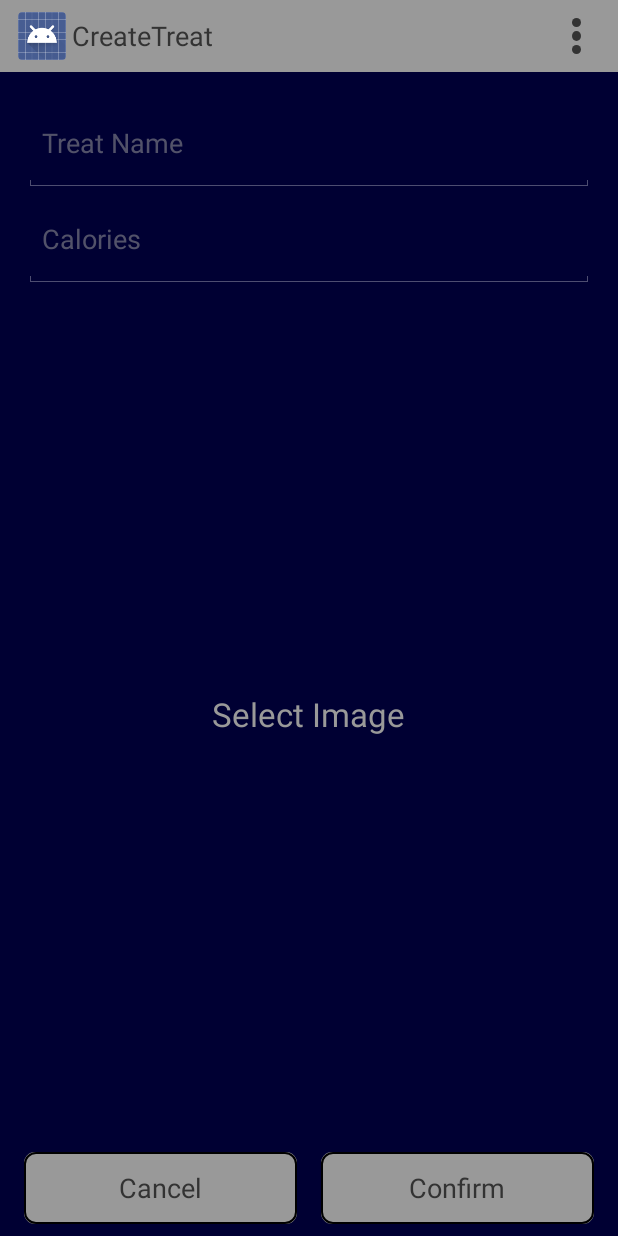
After one commit to MadAd360/FitnessTracker, an Android app: the CreateTreat screen opened directly, with no data from a screen before it, on a phone screen of 412 x 824 dp. The commit adds this screen. Run offline under Robolectric (Android 15) with nearby library versions, the phone set to English and light mode, and no system bars.

Commit message:
Setup to add new treats and display treats

```diff
--- a/app/src/main/AndroidManifest.xml
+++ b/app/src/main/AndroidManifest.xml
@@ -54,7 +54,6 @@
                 android:name="android.support.PARENT_ACTIVITY"
                 android:value="com.uni.ard.fitnesstracker.moonwalk_drawer" />
         </activity>
-
         <activity
             android:name=".GoalDetails"
             android:label="@string/title_activity_goal_details"
@@ -109,6 +108,10 @@
             android:name=".TreatsActivity"
             android:label="@string/title_activity_treat" >
         </activity>
+        <activity
+            android:name=".CreateTreat"
+            android:label="@string/title_activity_create_treat" >
+        </activity>
     </application>
 
 </manifest>
--- /dev/null
+++ b/app/src/main/java/com/uni/ard/fitnesstracker/CreateTreat.java
@@ -0,0 +1,96 @@
+package com.uni.ard.fitnesstracker;
+
+import android.app.Activity;
+import android.content.Intent;
+import android.graphics.Bitmap;
+import android.net.Uri;
+import android.provider.MediaStore;
+import android.support.v7.app.ActionBarActivity;
+import android.os.Bundle;
+import android.view.Menu;
+import android.view.MenuItem;
+import android.view.View;
+import android.widget.EditText;
+import android.widget.ImageButton;
+
+import java.io.IOException;
+
+
+public class CreateTreat extends Activity {
+
+    private static final int TREAT_ID = 1;
+
+    EditText treatNameView;
+    EditText treatCaloriesView;
+    ImageButton treatImageView;
+
+    @Override
+    protected void onCreate(Bundle savedInstanceState) {
+        super.onCreate(savedInstanceState);
+        setContentView(R.layout.activity_create_treat);
+
+        treatNameView = (EditText) findViewById(R.id.treatName);
+        treatCaloriesView = (EditText) findViewById(R.id.treatCalories);
+        treatImageView = (ImageButton) findViewById(R.id.treatImage);
+    }
+
+
+    @Override
+    public boolean onCreateOptionsMenu(Menu menu) {
+        // Inflate the menu; this adds items to the action bar if it is present.
+        getMenuInflater().inflate(R.menu.menu_create_treat, menu);
+        return true;
+    }
+
+    @Override
+    public boolean onOptionsItemSelected(MenuItem item) {
+        // Handle action bar item clicks here. The action bar will
+        // automatically handle clicks on the Home/Up button, so long
+        // as you specify a parent activity in AndroidManifest.xml.
+        int id = item.getItemId();
+
+        //noinspection SimplifiableIfStatement
+        if (id == R.id.action_settings) {
+            return true;
+        }
+
+        return super.onOptionsItemSelected(item);
+    }
+
+    public void addImage(View view){
+        Intent intent = new Intent();
+        intent.setType("image/*");
+        intent.setAction(Intent.ACTION_GET_CONTENT);
+        startActivityForResult(Intent.createChooser(intent,
+                "Select Picture"), TREAT_ID);
+    }
+
+    public void cancelTreat(View view) {
+        setResult(Activity.RESULT_CANCELED);
+        finish();
+    }
+
+    public void confirmTreat(View view) {
+        Bundle bundle = new Bundle();
+        Intent mIntent = new Intent();
+        mIntent.putExtras(bundle);
+        setResult(RESULT_OK, mIntent);
+        finish();
+    }
+
+    @Override
+    public void onActivityResult(int requestCode, int resultCode, Intent intent) {
+        super.onActivityResult(requestCode, resultCode, intent);
+        if (resultCode == RESULT_OK) {
+            Bundle extras = intent.getExtras();
+            Uri selectedImageUri = intent.getData();
+            try {
+                Bitmap bitmap = MediaStore.Images.Media.getBitmap(getContentResolver(), selectedImageUri);
+                treatImageView.setImageBitmap(bitmap);
+            } catch (IOException e) {
+                e.printStackTrace();
+            }
+            //save image
+        }
+    }
+}
--- /dev/null
+++ b/app/src/main/res/layout/activity_create_treat.xml
@@ -0,0 +1,97 @@
+<LinearLayout
+    android:orientation="vertical"
+    android:layout_width="fill_parent"
+    android:layout_height="fill_parent"
+    xmlns:android="http://schemas.android.com/apk/res/android"
+    android:paddingTop="@dimen/activity_vertical_margin"
+    android:paddingLeft="@dimen/activity_horizontal_margin"
+    android:paddingRight="@dimen/activity_horizontal_margin">
+
+        <EditText
+            android:layout_width="match_parent"
+            android:layout_height="@android:dimen/notification_large_icon_height"
+            android:id="@+id/treatName"
+            android:hint="Treat Name"
+            android:textColorHint="#88999999"
+            android:textColor="#ff999999" />
+
+
+
+    <EditText
+        android:layout_width="match_parent"
+        android:layout_height="@android:dimen/notification_large_icon_height"
+        android:inputType="number"
+        android:id="@+id/treatCalories"
+        android:hint="Calories"
+        android:textColorHint="#88999999"
+        android:textColor="#ff999999" />
+
+    <RelativeLayout
+        android:layout_width="fill_parent"
+        android:layout_height="0dp"
+        android:padding="8dp"
+        android:layout_weight="3">
+
+        <TextView
+            android:layout_width="wrap_content"
+            android:layout_height="wrap_content"
+            android:textAppearance="?android:attr/textAppearanceLarge"
+            android:text="Select Image"
+            android:layout_centerVertical="true"
+            android:layout_centerHorizontal="true"
+            android:textColor="@color/light_space_gray" />
+
+        <ImageButton
+            android:id="@+id/treatImage"
+            android:layout_width="fill_parent"
+            android:layout_height="fill_parent"
+            android:layout_alignParentTop="true"
+            android:layout_alignParentRight="true"
+            android:layout_alignParentEnd="true"
+            android:background="#00000000"
+            android:onClick="addImage"/>
+
+    </RelativeLayout>
+
+
+
+
+
+    <LinearLayout
+        android:orientation="horizontal"
+        android:layout_width="match_parent"
+        android:layout_height="@android:dimen/notification_large_icon_height">
+
+        <Button
+            android:layout_width="match_parent"
+            android:layout_height="match_parent"
+            android:text="@string/string_cancel"
+            android:id="@+id/cancel"
+            android:onClick="cancelTreat"
+            android:layout_weight="1"
+            android:background="@drawable/curved_rectangle"
+            android:layout_marginRight="8dp"
+            android:layout_marginBottom="8dp"
+            android:layout_marginTop="8dp"
+            android:layout_marginLeft="0dp"
+            android:textColor="#ff333333"
+            android:clickable="true" />
+
+        <Button
+            android:layout_width="match_parent"
+            android:layout_height="match_parent"
+            android:text="@string/string_confirm"
+            android:id="@+id/confirm"
+            android:layout_weight="1"
+            android:onClick="confirmTreat"
+            android:background="@drawable/curved_rectangle"
+            android:layout_marginRight="0dp"
+            android:layout_marginBottom="8dp"
+            android:layout_marginTop="8dp"
+            android:layout_marginLeft="8dp"
+            android:textColor="#ff333333"
+            android:clickable="true"/>
+
+    </LinearLayout>
+
+</LinearLayout>
--- a/app/src/main/res/layout/fragment_treat_grid.xml
+++ b/app/src/main/res/layout/fragment_treat_grid.xml
@@ -36,9 +36,9 @@
         android:layout_height="@android:dimen/notification_large_icon_height"
         android:text="Add Treat"
         android:id="@+id/addTreat"
-        android:onClick="addTreat"
         android:background="@drawable/curved_rectangle"
         android:layout_marginTop="8dp"
+        android:padding="8dp"
         android:layout_alignParentBottom="true"
         android:textColor="#ff333333"
         android:clickable="true" />
--- /dev/null
+++ b/app/src/main/res/menu/menu_create_treat.xml
@@ -0,0 +1,7 @@
+<menu xmlns:android="http://schemas.android.com/apk/res/android"
+    xmlns:app="http://schemas.android.com/apk/res-auto"
+    xmlns:tools="http://schemas.android.com/tools"
+    tools:context="com.uni.ard.fitnesstracker.CreateTreat">
+    <item android:id="@+id/action_settings" android:title="@string/action_settings"
+        android:orderInCategory="100" app:showAsAction="never" />
+</menu>
--- a/app/src/main/res/values/strings.xml
+++ b/app/src/main/res/values/strings.xml
@@ -54,6 +54,9 @@
     <string name="hint_walking_target">Walking Target</string>
     <string name="hint_climbing_target">Climbing Target</string>
     <string name="title_activity_treat">Select Treat</string>
+    <string name="title_activity_create_treat">CreateTreat</string>
+
+    <string name="hello_world">Hello world!</string>
 
 
 </resources>
```
Also changed, not shown: app/src/main/java/com/uni/ard/fitnesstracker/TreatsFragment.java (+30 -18 lines).
